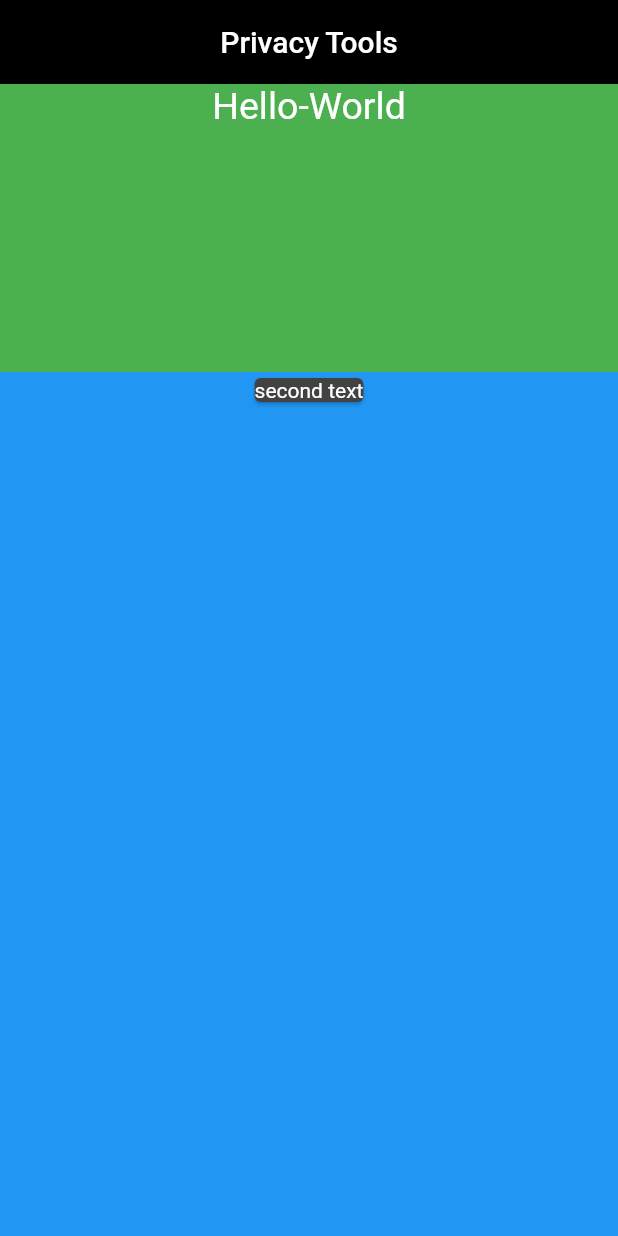
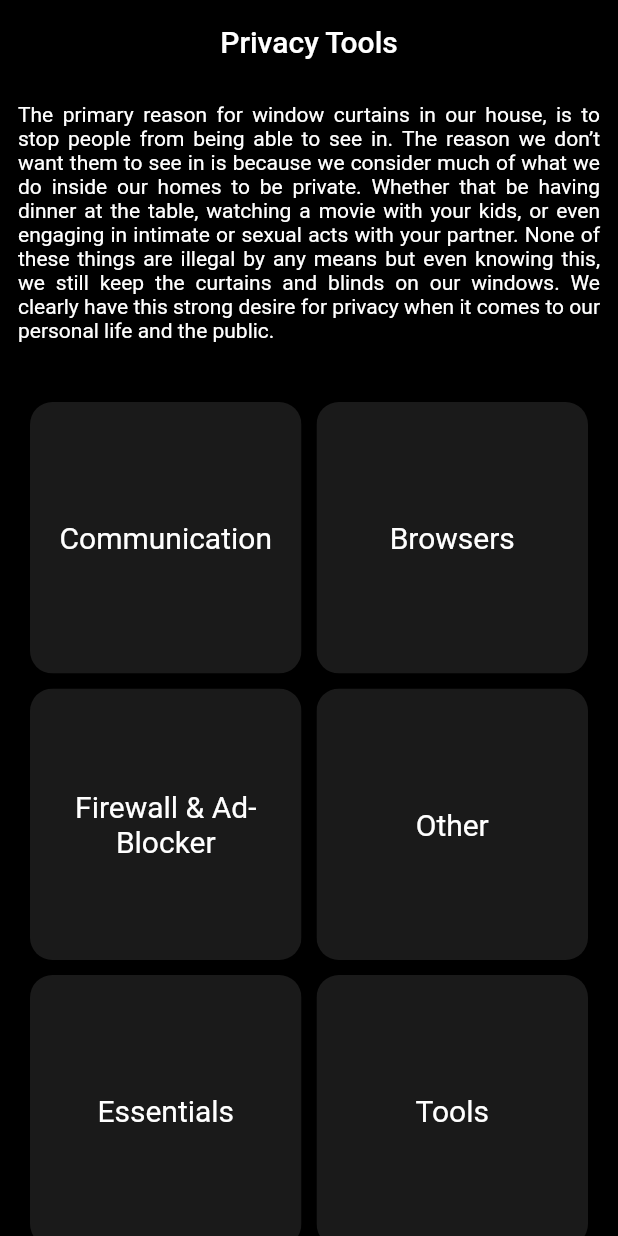
Before and after one commit to craterx/Privacy-Tools, a Flutter app: the screen it shows after launch, on a phone screen of 412 x 824 dp. Run offline on Flutter 3.47's test engine with Material 2 defaults, Android fonts, the phone set to English and light mode, and no system bars.

Commit message:
cleanup homepage clipRRect for Griditems

```diff
--- /dev/null
+++ b/lib/Homepage.dart
@@ -0,0 +1,143 @@
+import 'package:flutter/material.dart';
+
+class Homepage extends StatelessWidget {
+  @override
+  Widget build(BuildContext context) {
+    return Scaffold(
+      appBar: AppBar(
+        title: Text('Privacy Tools'),
+        centerTitle: true,
+        elevation: 0,
+      ),
+      body: Column(
+        crossAxisAlignment: CrossAxisAlignment.stretch,
+        children: <Widget>[
+          // Divider(),
+          Flexible(
+              flex: 1,
+              child: Padding(
+                padding: const EdgeInsets.all(12.0),
+                child: Container(
+                    //color: Colors.green,
+                    child: Column(children: <Widget>[
+                  Text(
+                    "The primary reason for window curtains in our house, is to stop people from being able to see in. The reason we don’t want them to see in is because we consider much of what we do inside our homes to be private. Whether that be having dinner at the table, watching a movie with your kids, or even engaging in intimate or sexual acts with your partner. None of these things are illegal by any means but even knowing this, we still keep the curtains and blinds on our windows. We clearly have this strong desire for privacy when it comes to our personal life and the public.",
+                    textAlign: TextAlign.justify,
+                    style: TextStyle(
+                      fontSize: 14,
+                    ),
+                  ),
+                ])),
+              )),
+          Flexible(
+              flex: 3,
+              child: GridView.count(
+                primary: false,
+                padding: const EdgeInsets.all(20),
+                crossAxisSpacing: 10,
+                mainAxisSpacing: 10,
+                crossAxisCount: 2,
+                children: <Widget>[
+                  ClipRRect(
+                    borderRadius: BorderRadius.circular(15),
+                    child: Container(
+                      padding: EdgeInsets.all(8),
+                      child: Center(
+                        child: Text(
+                          'Communication',
+                          textAlign: TextAlign.center,
+                          style: TextStyle(
+                            fontSize: 20,
+                          ),
+                        ),
+                      ),
+                      color: Colors.white10,
+                    ),
+                  ),
+                  ClipRRect(
+                    borderRadius: BorderRadius.circular(15),
+                    child: Container(
+                      padding: EdgeInsets.all(8),
+                      child: Center(
+                        child: Text(
+                          'Browsers',
+                          textAlign: TextAlign.center,
+                          style: TextStyle(
+                            fontSize: 20,
+                          ),
+                        ),
+                      ),
+                      color: Colors.white10,
+                    ),
+                  ),
+                  ClipRRect(
+                    borderRadius: BorderRadius.circular(15),
+                    child: Container(
+                      padding: EdgeInsets.all(8),
+                      child: Center(
+                        child: Text(
+                          'Firewall & Ad-Blocker',
+                          textAlign: TextAlign.center,
+                          style: TextStyle(
+                            fontSize: 20,
+                          ),
+                        ),
+                      ),
+                      color: Colors.white10,
+                    ),
+                  ),
+                  ClipRRect(
+                    borderRadius: BorderRadius.circular(15),
+                    child: Container(
+                      padding: EdgeInsets.all(8),
+                      child: Center(
+                        child: Text(
+                          'Other',
+                          textAlign: TextAlign.center,
+                          style: TextStyle(
+                            fontSize: 20,
+                          ),
+                        ),
+                      ),
+                      color: Colors.white10,
+                    ),
+                  ),
+                  ClipRRect(
+                    borderRadius: BorderRadius.circular(15),
+                    child: Container(
+                      padding: EdgeInsets.all(8),
+                      child: Center(
+                        child: Text(
+                          'Essentials',
+                          textAlign: TextAlign.center,
+                          style: TextStyle(
+                            fontSize: 20,
+                          ),
+                        ),
+                      ),
+                      color: Colors.white10,
+                    ),
+                  ),
+                  ClipRRect(
+                    borderRadius: BorderRadius.circular(15),
+                    child: Container(
+                      padding: EdgeInsets.all(8),
+                      child: Center(
+                        child: Text(
+                          'Tools',
+                          textAlign: TextAlign.center,
+                          style: TextStyle(
+                            fontSize: 20,
+                          ),
+                        ),
+                      ),
+                      color: Colors.white10,
+                    ),
+                  ),
+                ],
+              ))
+        ],
+      ),
+    );
+  }
+}
--- a/lib/main.dart
+++ b/lib/main.dart
@@ -1,4 +1,5 @@
 import 'package:flutter/material.dart';
+import 'Homepage.dart';
 
 void main() => runApp(MyApp());
 
@@ -6,52 +7,13 @@ class MyApp extends StatelessWidget {
   @override
   Widget build(BuildContext context) {
     return MaterialApp(
-      // title: 'Privacy Tools',
+      title: 'Privacy Tools',
       theme: ThemeData(
         primaryColor: Colors.black,
         scaffoldBackgroundColor: Colors.black,
         brightness: Brightness.dark,
       ),
-      home: Scaffold(
-        appBar: AppBar(
-          title: Text('Privacy Tools'),
-          centerTitle: true,
-          elevation: 0,
-        ),
-        body: Column(
-          crossAxisAlignment: CrossAxisAlignment.stretch,
-          children: <Widget>[
-            Flexible(
-                flex: 1,
-                child: Container(
-                  color: Colors.green,
-                    child: Column(children: <Widget>[
-                  Text(
-                    "Hello-World",
-                    textAlign: TextAlign.center,
-                    style: TextStyle(
-                      fontSize: 25,
-                    ),
-                  ),
-                ]))),
-            Flexible(
-              flex: 3,
-              child: Container(
-                color: Colors.blue,
-                child: Column(
-                  children: <Widget>[
-                    Card(
-                      child: Text(
-                        'second text'
-                      ),
-                    )
-                  ],
-                ),
-              ),
-            )
-          ],
-        ),
-      ),
+      home: Homepage(),
     );
   }
 }
```
